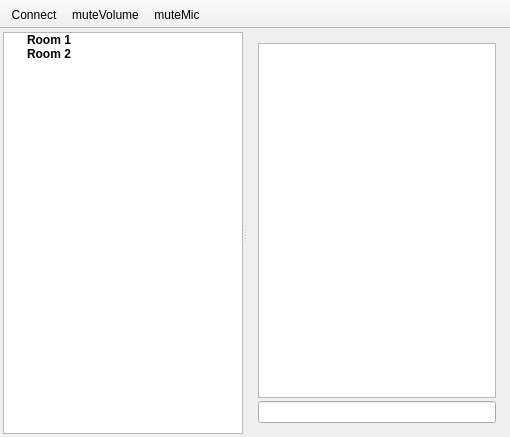
simeks/m7017e-lab, file src/voicechat/qt/mainwindow.ui: the form before one commit.
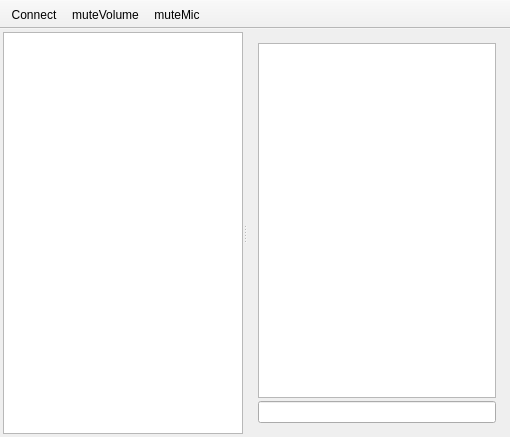
The form after the commit. Icons and pictures are not drawn.

Diff of the .ui file:
```diff
--- a/src/voicechat/qt/mainwindow.ui
+++ b/src/voicechat/qt/mainwindow.ui
@@ -44,28 +44,6 @@
          <string>Rooms</string>
         </property>
        </column>
-       <item>
-        <property name="text">
-         <string>Room 1</string>
-        </property>
-        <property name="font">
-         <font>
-          <weight>75</weight>
-          <bold>true</bold>
-         </font>
-        </property>
-       </item>
-       <item>
-        <property name="text">
-         <string>Room 2</string>
-        </property>
-        <property name="font">
-         <font>
-          <weight>75</weight>
-          <bold>true</bold>
-         </font>
-        </property>
-       </item>
       </widget>
       <widget class="QWidget" name="layoutWidget">
        <layout class="QVBoxLayout" name="verticalLayout">
```
